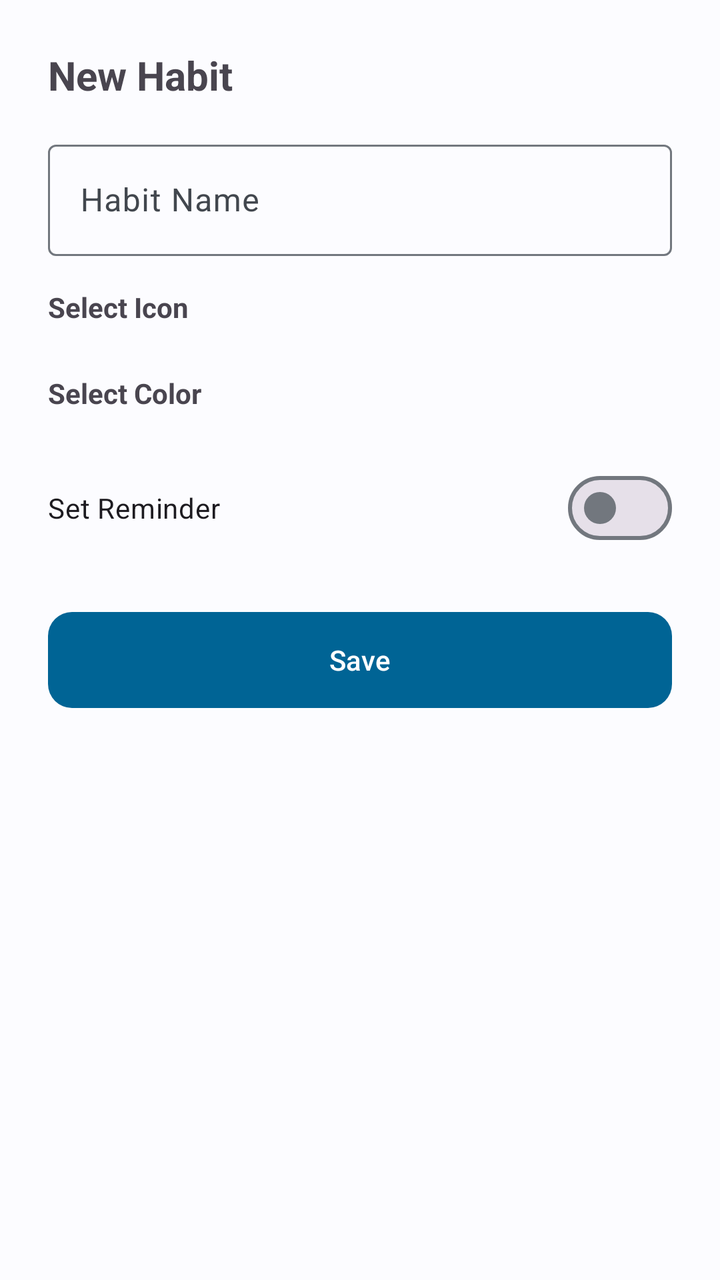
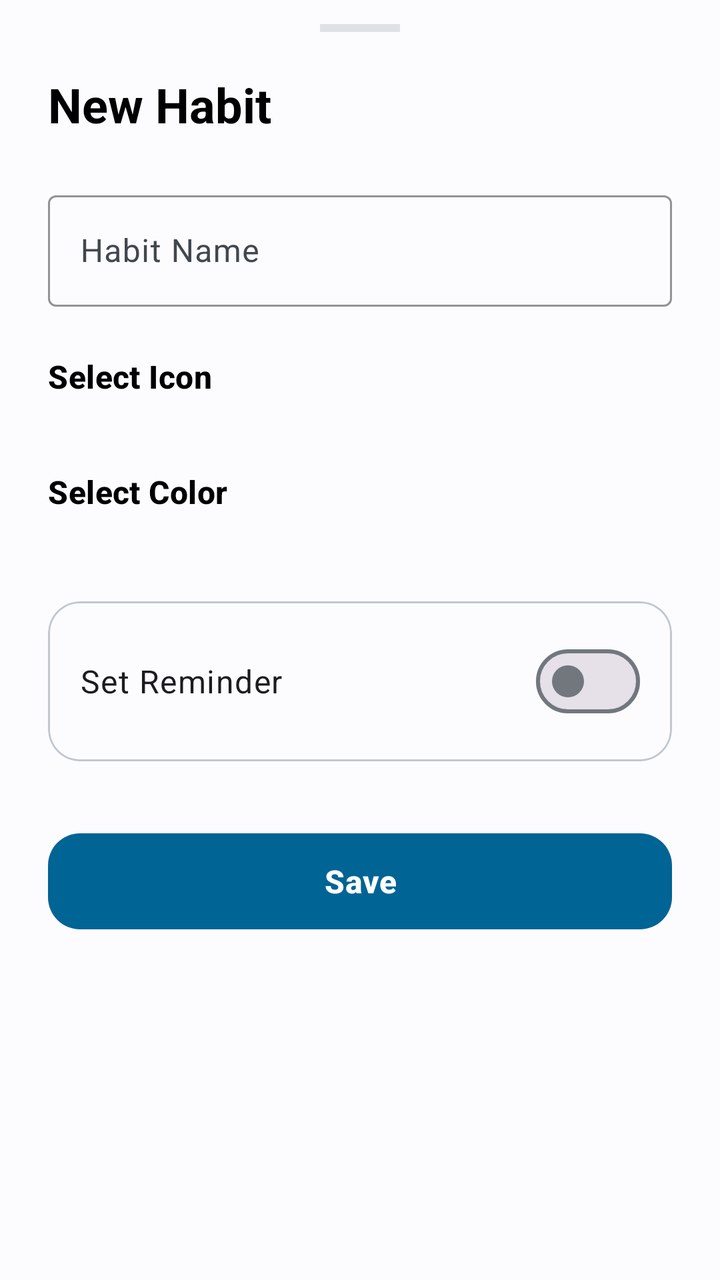

Screens rendered from an Android XML layout before and after an edit, with the pre-edit source and the edit as a unified diff.
<!-- AndroidManifest.xml: application theme Theme.Habitly -->
<!-- res/layout/layout_add_edit_habit.xml -->
<?xml version="1.0" encoding="utf-8"?>
<LinearLayout xmlns:android="http://schemas.android.com/apk/res/android"
    xmlns:app="http://schemas.android.com/apk/res-auto"
    android:layout_width="match_parent"
    android:layout_height="wrap_content"
    android:orientation="vertical"
    android:padding="24dp">

    <TextView
        android:id="@+id/tv_sheet_title"
        android:layout_width="wrap_content"
        android:layout_height="wrap_content"
        android:text="New Habit"
        android:textSize="20sp"
        android:textStyle="bold" />

    <com.google.android.material.textfield.TextInputLayout
        android:layout_width="match_parent"
        android:layout_height="wrap_content"
        android:layout_marginTop="16dp"
        android:hint="@string/habit_name_hint"
        style="@style/Widget.Material3.TextInputLayout.OutlinedBox">

        <com.google.android.material.textfield.TextInputEditText
            android:id="@+id/et_habit_name"
            android:layout_width="match_parent"
            android:layout_height="wrap_content"
            android:inputType="textCapSentences" />
    </com.google.android.material.textfield.TextInputLayout>

    <TextView
        android:layout_width="wrap_content"
        android:layout_height="wrap_content"
        android:layout_marginTop="16dp"
        android:text="Select Icon"
        android:textStyle="bold" />

    <HorizontalScrollView
        android:layout_width="match_parent"
        android:layout_height="wrap_content"
        android:layout_marginTop="8dp"
        android:scrollbars="none">

        <com.google.android.material.chip.ChipGroup
            android:id="@+id/cg_emojis"
            android:layout_width="wrap_content"
            android:layout_height="wrap_content"
            app:singleSelection="true" />
    </HorizontalScrollView>

    <TextView
        android:layout_width="wrap_content"
        android:layout_height="wrap_content"
        android:layout_marginTop="16dp"
        android:text="Select Color"
        android:textStyle="bold" />

    <HorizontalScrollView
        android:layout_width="match_parent"
        android:layout_height="wrap_content"
        android:layout_marginTop="8dp"
        android:scrollbars="none">

        <LinearLayout
            android:id="@+id/ll_colors"
            android:layout_width="wrap_content"
            android:layout_height="wrap_content"
            android:orientation="horizontal" />
    </HorizontalScrollView>

    <com.google.android.material.materialswitch.MaterialSwitch
        android:id="@+id/switch_reminder"
        android:layout_width="match_parent"
        android:layout_height="wrap_content"
        android:layout_marginTop="16dp"
        android:text="@string/set_reminder" />

    <TextView
        android:id="@+id/tv_reminder_time"
        android:layout_width="wrap_content"
        android:layout_height="wrap_content"
        android:text="Reminder set for 08:00"
        android:visibility="gone"
        android:textColor="@color/primary"
        android:layout_gravity="end" />

    <com.google.android.material.button.MaterialButton
        android:id="@+id/btn_save"
        android:layout_width="match_parent"
        android:layout_height="56dp"
        android:layout_marginTop="24dp"
        android:text="@string/save"
        app:cornerRadius="12dp" />

    <com.google.android.material.button.MaterialButton
        android:id="@+id/btn_delete"
        style="@style/Widget.Material3.Button.TextButton"
        android:layout_width="match_parent"
        android:layout_height="wrap_content"
        android:text="@string/delete"
        android:textColor="@color/habit_red"
        android:visibility="gone" />

</LinearLayout>
<!-- resources referenced by this layout -->
<resources>
  <color name="habit_red">#E53935</color>
  <color name="primary">@color/md_theme_light_primary</color>
  <string name="delete">Delete</string>
  <string name="habit_name_hint">Habit Name</string>
  <string name="save">Save</string>
  <string name="set_reminder">Set Reminder</string>
  <color name="md_theme_light_primary">#006495</color>
  <style name="Base.Theme.HabitFlow" parent="Theme.Material3.DayNight.NoActionBar">
          <item name="colorPrimary">@color/md_theme_light_primary</item>
          <item name="colorOnPrimary">@color/md_theme_light_onPrimary</item>
          <item name="colorPrimaryContainer">@color/md_theme_light_primaryContainer</item>
          <item name="colorOnPrimaryContainer">@color/md_theme_light_onPrimaryContainer</item>
          <item name="colorSecondary">@color/md_theme_light_secondary</item>
          <item name="colorOnSecondary">@color/md_theme_light_onSecondary</item>
          <item name="colorSecondaryContainer">@color/md_theme_light_secondaryContainer</item>
          <item name="colorOnSecondaryContainer">@color/md_theme_light_onSecondaryContainer</item>
          <item name="colorTertiary">@color/md_theme_light_tertiary</item>
          <item name="colorOnTertiary">@color/md_theme_light_onTertiary</item>
          <item name="colorTertiaryContainer">@color/md_theme_light_tertiaryContainer</item>
          <item name="colorOnTertiaryContainer">@color/md_theme_light_onTertiaryContainer</item>
          <item name="colorError">@color/md_theme_light_error</item>
          <item name="colorOnError">@color/md_theme_light_onError</item>
          <item name="colorErrorContainer">@color/md_theme_light_errorContainer</item>
          <item name="colorOnErrorContainer">@color/md_theme_light_onErrorContainer</item>
          <item name="android:windowBackground">@color/md_theme_light_background</item>
          <item name="colorOutline">@color/md_theme_light_outline</item>
          <item name="colorSurface">@color/md_theme_light_surface</item>
          <item name="colorOnSurface">@color/md_theme_light_onSurface</item>
          <item name="colorSurfaceVariant">@color/md_theme_light_surfaceVariant</item>
          <item name="colorOnSurfaceVariant">@color/md_theme_light_onSurfaceVariant</item>
          <item name="onSurfaceVariant">@color/md_theme_light_onSurfaceVariant</item>
          <item name="surfaceVariant">@color/md_theme_light_surfaceVariant</item>
          <item name="onPrimaryContainer">@color/md_theme_light_onPrimaryContainer</item>
          <item name="outlineVariant">@color/md_theme_light_outlineVariant</item>
          <item name="colorOutlineVariant">@color/md_theme_light_outlineVariant</item>
  
          
          <item name="dynamicBackgroundColor">@color/md_theme_light_background</item>
          <item name="dynamicSurfaceColor">@color/md_theme_light_surface</item>
          <item name="dynamicTextColorPrimary">#000000</item>
          <item name="dynamicTextColorSecondary">#222222</item>
          <item name="dynamicCardBackgroundColor">#EEFFFFFF</item>
          <item name="dynamicIconTint">#000000</item>
          <item name="dynamicOverlayColor">#1A000000</item> 
  
          
          <item name="customTextColorPrimary">#000000</item>
          <item name="customTextColorSecondary">#222222</item>
      </style>
  <color name="md_theme_light_onPrimary">#FFFFFF</color>
  <color name="md_theme_light_secondary">#50606E</color>
  <color name="md_theme_light_onSecondary">#FFFFFF</color>
  <color name="md_theme_light_tertiary">#65587E</color>
  <color name="md_theme_light_onTertiary">#FFFFFF</color>
  <color name="md_theme_light_error">#BA1A1A</color>
  <color name="md_theme_light_onError">#FFFFFF</color>
  <color name="md_theme_light_background">#FCFCFF</color>
  <color name="md_theme_light_outline">#72777E</color>
  <color name="md_theme_light_surface">#FCFCFF</color>
  <color name="md_theme_light_onSurface">#191C1E</color>
  <color name="md_theme_light_surfaceVariant">#DEE3EB</color>
  <color name="md_theme_light_outlineVariant">#C2C7CF</color>
  <!-- unchanged entries left out for length: 10 -->
</resources>

<!-- the commit's change to res/layout/layout_add_edit_habit.xml (unified diff, before → after) -->
@@ -1,104 +1,151 @@
 <?xml version="1.0" encoding="utf-8"?>
-<LinearLayout xmlns:android="http://schemas.android.com/apk/res/android"
+<androidx.core.widget.NestedScrollView xmlns:android="http://schemas.android.com/apk/res/android"
     xmlns:app="http://schemas.android.com/apk/res-auto"
     android:layout_width="match_parent"
-    android:layout_height="wrap_content"
-    android:orientation="vertical"
-    android:padding="24dp">
+    android:layout_height="wrap_content">
 
-    <TextView
-        android:id="@+id/tv_sheet_title"
-        android:layout_width="wrap_content"
-        android:layout_height="wrap_content"
-        android:text="New Habit"
-        android:textSize="20sp"
-        android:textStyle="bold" />
-
-    <com.google.android.material.textfield.TextInputLayout
+    <LinearLayout
         android:layout_width="match_parent"
         android:layout_height="wrap_content"
-        android:layout_marginTop="16dp"
-        android:hint="@string/habit_name_hint"
-        style="@style/Widget.Material3.TextInputLayout.OutlinedBox">
+        android:orientation="vertical"
+        android:paddingHorizontal="24dp"
+        android:paddingBottom="32dp">
 
-        <com.google.android.material.textfield.TextInputEditText
-            android:id="@+id/et_habit_name"
+        <View
+            android:layout_width="40dp"
+            android:layout_height="4dp"
+            android:layout_gravity="center"
+            android:layout_marginTop="12dp"
+            android:layout_marginBottom="20dp"
+            android:background="?attr/colorOutlineVariant"
+            android:alpha="0.5" />
+
+        <TextView
+            android:id="@+id/tv_sheet_title"
+            android:layout_width="wrap_content"
+            android:layout_height="wrap_content"
+            android:text="New Habit"
+            android:textAppearance="@style/TextAppearance.Material3.HeadlineSmall"
+            android:textColor="?attr/dynamicTextColorPrimary"
+            android:textStyle="bold" />
+
+        <com.google.android.material.textfield.TextInputLayout
             android:layout_width="match_parent"
             android:layout_height="wrap_content"
-            android:inputType="textCapSentences" />
-    </com.google.android.material.textfield.TextInputLayout>
+            android:layout_marginTop="24dp"
+            android:hint="@string/habit_name_hint"
+            style="@style/Widget.Material3.TextInputLayout.OutlinedBox"
+            app:boxStrokeColor="?attr/colorPrimary"
+            app:hintTextColor="?attr/colorPrimary">
 
-    <TextView
-        android:layout_width="wrap_content"
-        android:layout_height="wrap_content"
-        android:layout_marginTop="16dp"
-        android:text="Select Icon"
-        android:textStyle="bold" />
+            <com.google.android.material.textfield.TextInputEditText
+                android:id="@+id/et_habit_name"
+                android:layout_width="match_parent"
+                android:layout_height="wrap_content"
+                android:inputType="textCapSentences"
+                android:textColor="?attr/dynamicTextColorPrimary" />
+        </com.google.android.material.textfield.TextInputLayout>
 
-    <HorizontalScrollView
-        android:layout_width="match_parent"
-        android:layout_height="wrap_content"
-        android:layout_marginTop="8dp"
-        android:scrollbars="none">
-
-        <com.google.android.material.chip.ChipGroup
-            android:id="@+id/cg_emojis"
+        <TextView
             android:layout_width="wrap_content"
             android:layout_height="wrap_content"
-            app:singleSelection="true" />
-    </HorizontalScrollView>
+            android:layout_marginTop="24dp"
+            android:text="Select Icon"
+            android:textAppearance="@style/TextAppearance.Material3.TitleMedium"
+            android:textColor="?attr/dynamicTextColorPrimary"
+            android:textStyle="bold" />
 
-    <TextView
-        android:layout_width="wrap_content"
-        android:layout_height="wrap_content"
-        android:layout_marginTop="16dp"
-        android:text="Select Color"
-        android:textStyle="bold" />
+        <HorizontalScrollView
+            android:layout_width="match_parent"
+            android:layout_height="wrap_content"
+            android:layout_marginTop="12dp"
+            android:scrollbars="none">
 
-    <HorizontalScrollView
-        android:layout_width="match_parent"
-        android:layout_height="wrap_content"
-        android:layout_marginTop="8dp"
-        android:scrollbars="none">
+            <com.google.android.material.chip.ChipGroup
+                android:id="@+id/cg_emojis"
+                android:layout_width="wrap_content"
+                android:layout_height="wrap_content"
+                app:singleSelection="true"
+                app:selectionRequired="true"
+                app:chipSpacingHorizontal="8dp" />
+        </HorizontalScrollView>
 
-        <LinearLayout
-            android:id="@+id/ll_colors"
+        <TextView
             android:layout_width="wrap_content"
             android:layout_height="wrap_content"
-            android:orientation="horizontal" />
-    </HorizontalScrollView>
+            android:layout_marginTop="24dp"
+            android:text="Select Color"
+            android:textAppearance="@style/TextAppearance.Material3.TitleMedium"
+            android:textColor="?attr/dynamicTextColorPrimary"
+            android:textStyle="bold" />
 
-    <com.google.android.material.materialswitch.MaterialSwitch
-        android:id="@+id/switch_reminder"
-        android:layout_width="match_parent"
-        android:layout_height="wrap_content"
-        android:layout_marginTop="16dp"
-        android:text="@string/set_reminder" />
+        <HorizontalScrollView
+            android:layout_width="match_parent"
+            android:layout_height="wrap_content"
+            android:layout_marginTop="12dp"
+            android:scrollbars="none">
 
-    <TextView
-        android:id="@+id/tv_reminder_time"
-        android:layout_width="wrap_content"
-        android:layout_height="wrap_content"
-        android:text="Reminder set for 08:00"
-        android:visibility="gone"
-        android:textColor="@color/primary"
-        android:layout_gravity="end" />
+            <LinearLayout
+                android:id="@+id/ll_colors"
+                android:layout_width="wrap_content"
+                android:layout_height="wrap_content"
+                android:orientation="horizontal"
+                android:paddingVertical="4dp" />
+        </HorizontalScrollView>
 
-    <com.google.android.material.button.MaterialButton
-        android:id="@+id/btn_save"
-        android:layout_width="match_parent"
-        android:layout_height="56dp"
-        android:layout_marginTop="24dp"
-        android:text="@string/save"
-        app:cornerRadius="12dp" />
+        <com.google.android.material.card.MaterialCardView
+            android:layout_width="match_parent"
+            android:layout_height="wrap_content"
+            android:layout_marginTop="24dp"
+            app:cardCornerRadius="16dp"
+            app:cardElevation="0dp"
+            app:strokeWidth="1dp"
+            app:strokeColor="?attr/colorOutlineVariant">
 
-    <com.google.android.material.button.MaterialButton
-        android:id="@+id/btn_delete"
-        style="@style/Widget.Material3.Button.TextButton"
-        android:layout_width="match_parent"
-        android:layout_height="wrap_content"
-        android:text="@string/delete"
-        android:textColor="@color/habit_red"
-        android:visibility="gone" />
+            <LinearLayout
+                android:layout_width="match_parent"
+                android:layout_height="wrap_content"
+                android:orientation="vertical"
+                android:padding="16dp">
 
-</LinearLayout>
+                <com.google.android.material.materialswitch.MaterialSwitch
+                    android:id="@+id/switch_reminder"
+                    android:layout_width="match_parent"
+                    android:layout_height="wrap_content"
+                    android:text="@string/set_reminder"
+                    android:textAppearance="@style/TextAppearance.Material3.BodyLarge" />
+
+                <TextView
+                    android:id="@+id/tv_reminder_time"
+                    android:layout_width="match_parent"
+                    android:layout_height="wrap_content"
+                    android:layout_marginTop="8dp"
+                    android:text="Reminder set for 08:00"
+                    android:textAppearance="@style/TextAppearance.Material3.BodyMedium"
+                    android:textColor="?attr/colorPrimary"
+                    android:visibility="gone" />
+            </LinearLayout>
+        </com.google.android.material.card.MaterialCardView>
+
+        <com.google.android.material.button.MaterialButton
+            android:id="@+id/btn_save"
+            android:layout_width="match_parent"
+            android:layout_height="56dp"
+            android:layout_marginTop="32dp"
+            android:text="@string/save"
+            android:textSize="16sp"
+            android:textStyle="bold"
+            app:cornerRadius="16dp" />
+
+        <com.google.android.material.button.MaterialButton
+            android:id="@+id/btn_delete"
+            style="@style/Widget.Material3.Button.TextButton"
+            android:layout_width="match_parent"
+            android:layout_height="wrap_content"
+            android:layout_marginTop="8dp"
+            android:text="@string/delete"
+            android:textColor="?attr/colorError"
+            android:visibility="gone" />
+
+    </LinearLayout>
+</androidx.core.widget.NestedScrollView>
<!-- resource entries referenced after the edit -->
@@ -1,7 +1,5 @@
 <!-- resources referenced by this layout -->
 <resources>
-  <color name="habit_red">#E53935</color>
-  <color name="primary">@color/md_theme_light_primary</color>
   <string name="delete">Delete</string>
   <string name="habit_name_hint">Habit Name</string>
   <string name="save">Save</string>
@@ -41,7 +39,7 @@
           <item name="dynamicSurfaceColor">@color/md_theme_light_surface</item>
           <item name="dynamicTextColorPrimary">#000000</item>
           <item name="dynamicTextColorSecondary">#222222</item>
-          <item name="dynamicCardBackgroundColor">#EEFFFFFF</item>
+          <item name="dynamicCardBackgroundColor">@color/glass_white</item>
           <item name="dynamicIconTint">#000000</item>
           <item name="dynamicOverlayColor">#1A000000</item> 
   
@@ -62,6 +60,7 @@
   <color name="md_theme_light_onSurface">#191C1E</color>
   <color name="md_theme_light_surfaceVariant">#DEE3EB</color>
   <color name="md_theme_light_outlineVariant">#C2C7CF</color>
+  <color name="glass_white">#A6FFFFFF</color>
   <!-- unchanged entries left out for length: 10 -->
 </resources>
 
